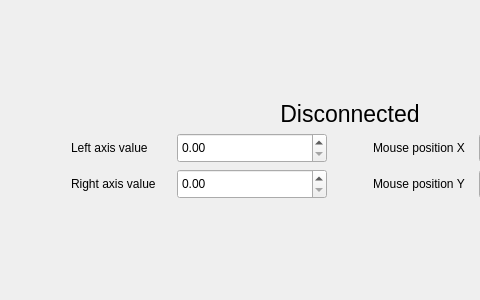
This is Gamepad-Driver/gamepaddriver.ui in UnderWaterWelder27/NG-2021-Gamepad-driver as Qt 5 draws it before an edit; both pictures show x 0 to 480 and y 0 to 300 of the 700 by 300 pixel window. The edited form follows.
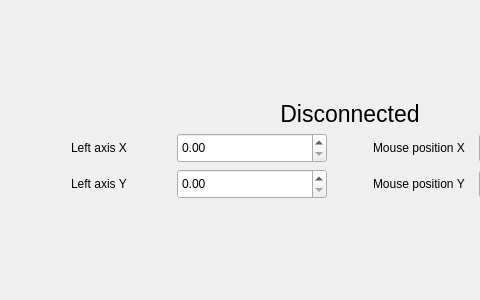
This is the edited form.

Commit message: bind right axis as a mouse wheel | deleted position variables

Patch:
```diff
--- a/Gamepad-Driver/gamepaddriver.ui
+++ b/Gamepad-Driver/gamepaddriver.ui
@@ -92,7 +92,7 @@
                    </size>
                   </property>
                   <property name="text">
-                   <string>Left axis value</string>
+                   <string>Left axis X</string>
                   </property>
                  </widget>
                 </item>
@@ -119,7 +119,7 @@
                    </size>
                   </property>
                   <property name="text">
-                   <string>Right axis value</string>
+                   <string>Left axis Y</string>
                   </property>
                  </widget>
                 </item>
```
The commit also changes 2 other files.
